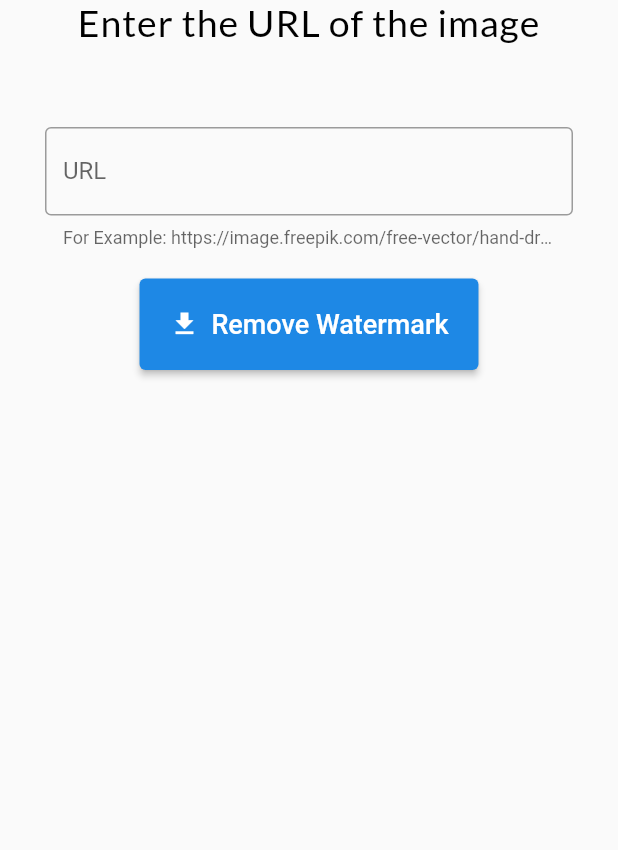
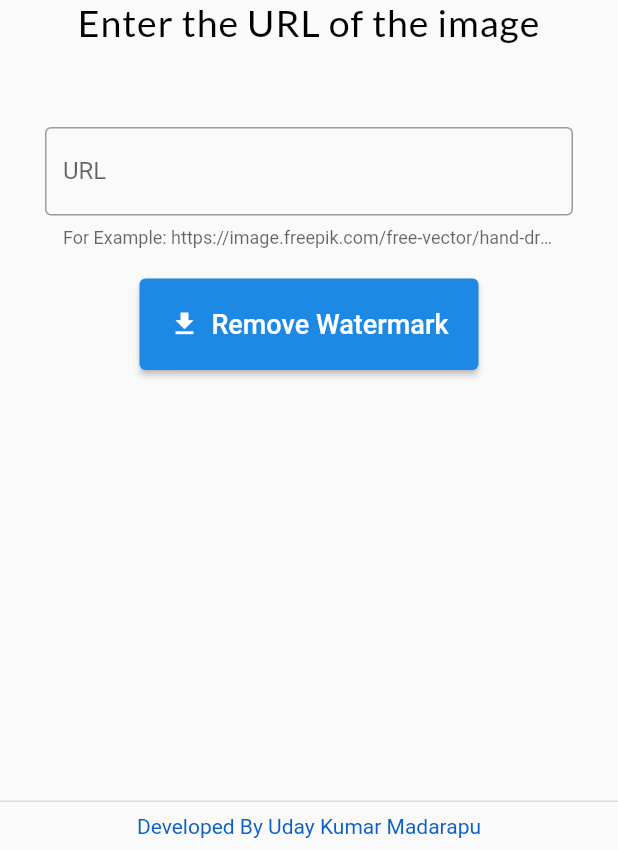
Before and after one commit to udaykumaruking/freepik_watermark_remover, a Flutter app: the screen it shows after launch, on a phone screen of 412 x 824 dp, the part 386-1236 px from its top. Run offline on Flutter 3.47's test engine with Material 2 defaults, Android fonts, the phone set to English and light mode, and no system bars; our stand-ins replace google_fonts.

Commit message:
small fixes

```diff
--- a/lib/screens/home_screen.dart
+++ b/lib/screens/home_screen.dart
@@ -61,9 +61,6 @@ class _FreepikWatermarkRemoverState extends State<FreepikWatermarkRemover> {
                 onChanged: (text) {
                   setState(() {
                     url = text;
-                    //you can access nameController in its scope to get
-                    // the value of text entered as shown below
-                    //UserName = nameController.text;
                   });
                 },
               ),
@@ -84,12 +81,14 @@ class _FreepikWatermarkRemoverState extends State<FreepikWatermarkRemover> {
                   style: ElevatedButton.styleFrom(
                       primary: Colors.blue[600],
                       padding: const EdgeInsets.all(20)),
-                  onPressed: () async {
+                  onPressed: () {
                     String abc = url.replaceFirst('a', '');
                     url = abc.replaceFirst('e', '');
-                    setState(() {
-                      show = true;
-                    });
+                    if (url != "") {
+                      setState(() {
+                        show = true;
+                      });
+                    }
                     nameController.clear();
                     // ignore: avoid_print
                     print(url);
@@ -104,6 +103,17 @@ class _FreepikWatermarkRemoverState extends State<FreepikWatermarkRemover> {
           ),
         ),
       ),
+      persistentFooterButtons: const [
+        Center(
+          child: Text(
+            'Developed By Uday Kumar Madarapu',
+            textAlign: TextAlign.center,
+            style: TextStyle(
+              color: kBlue,
+            ),
+          ),
+        )
+      ],
     );
   }
 
```
